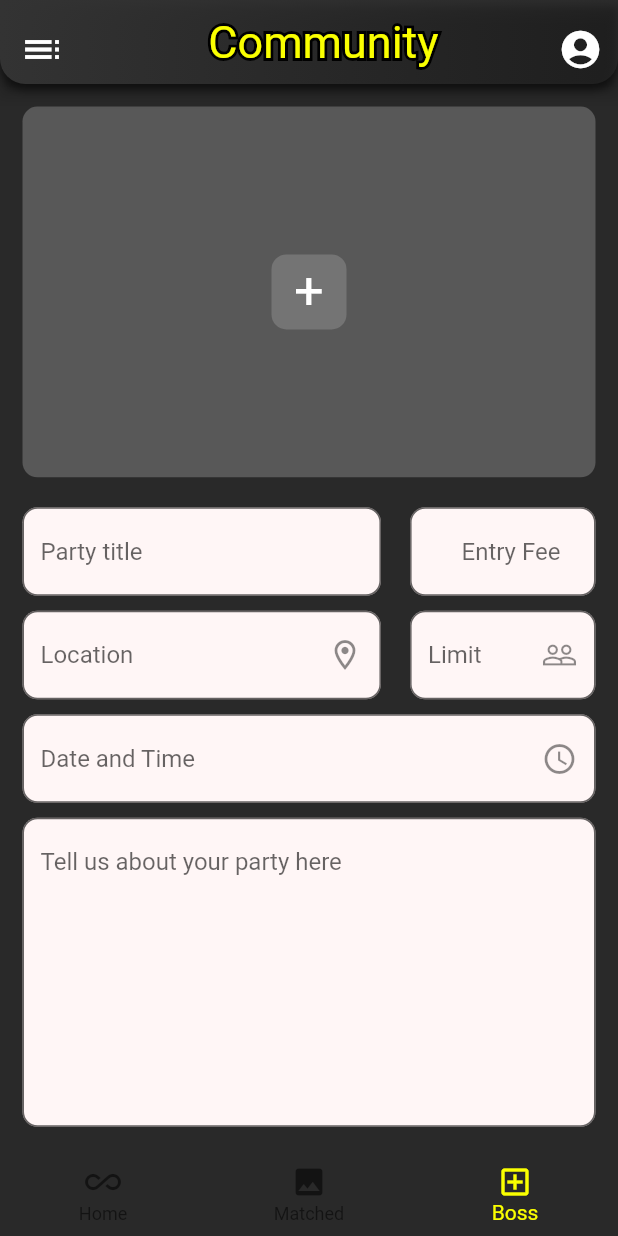
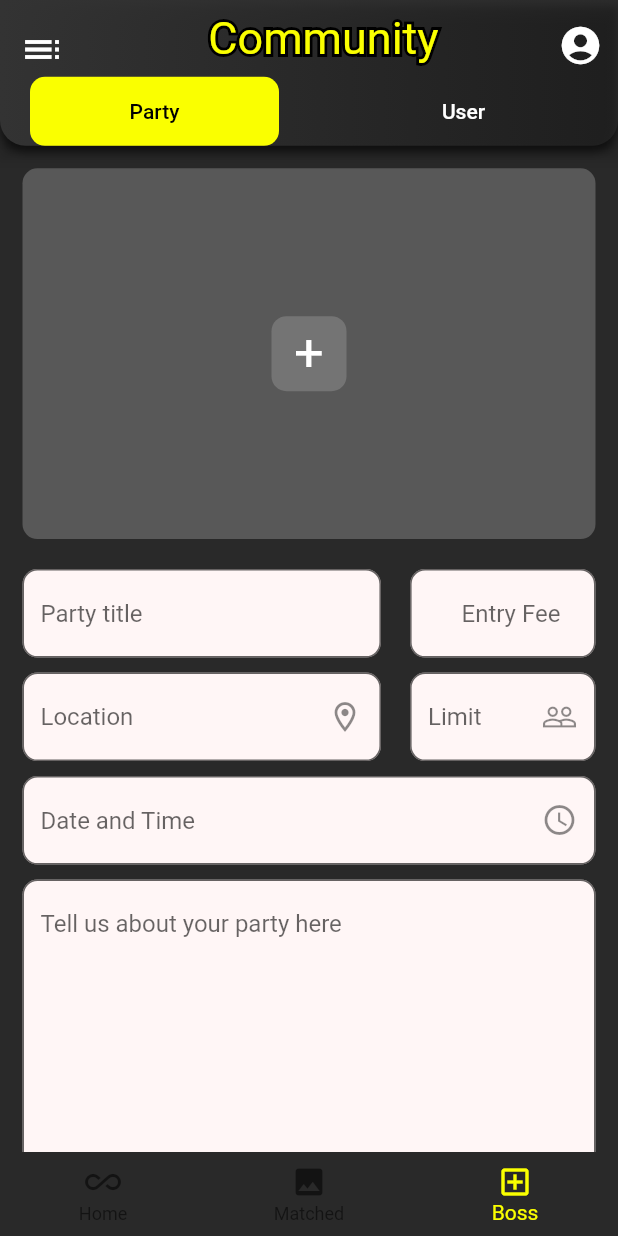
Before and after one commit to Angularsight/communtiy, a Flutter app: the BottomNavigationPage screen opened by its route, item 3 of the bottom bar chosen, on a phone screen of 412 x 824 dp. Run offline on Flutter 3.47's test engine with Material 2 defaults, Android fonts, the phone set to English and light mode, and no system bars; our stand-ins replace accordion, animated_text_kit, carousel_slider, cloud_firestore, dotted_line, firebase_core and 12 more; missing offline and left inert: razorpay_flutter; accounts and stored records are empty; Roboto replaces fonts that are missing (Rancho).

Commit message:
28/3/22 second push.

```diff
--- a/lib/getx_ui/bottom_nav_page.dart
+++ b/lib/getx_ui/bottom_nav_page.dart
@@ -4,6 +4,7 @@ import 'package:communtiy/controllers/bottom_nav_controller.dart';
 import 'package:communtiy/controllers/firebase_controller.dart';
 import 'package:communtiy/getx_ui/main_screen.dart';
 import 'package:communtiy/getx_ui/party_upload.dart';
+import 'package:communtiy/getx_ui/upload_tab.dart';
 import 'package:communtiy/utils/theme.dart';
 import 'package:flutter/cupertino.dart';
 import 'package:flutter/material.dart';
@@ -29,7 +30,7 @@ class BottomNavigationPage extends StatelessWidget {
             children:  [
               MainScreen(),
               MatchedScreen(),
-              PartyUpload()
+              UploadTab()
             ],
           ),
           bottomNavigationBar: BottomAppBar(
--- a/lib/getx_ui/main_screen.dart
+++ b/lib/getx_ui/main_screen.dart
@@ -494,7 +494,7 @@ class _MainScreenState extends State<MainScreen> {
       },
       child: AnimatedPadding(
         duration: const Duration(milliseconds: 500),
-        padding: EdgeInsets.only(top: paddingTop,right: 30),
+        padding: EdgeInsets.only(top: paddingTop,right: 20),
         child: ClipRRect(
           borderRadius: BorderRadius.circular(20),
           child: Stack(
--- a/lib/getx_ui/matched_screen.dart
+++ b/lib/getx_ui/matched_screen.dart
@@ -22,6 +22,7 @@ class MatchedScreen extends StatelessWidget {
     final w = MediaQuery.of(context).size.width;
     final t = Theme.of(context);
     return Scaffold(
+      resizeToAvoidBottomInset: true,
       extendBodyBehindAppBar: true,
       appBar: buildAppBar(context),
       body: Stack(
--- a/lib/getx_ui/party_details.dart
+++ b/lib/getx_ui/party_details.dart
@@ -162,7 +162,7 @@ class PartyDetails2 extends StatelessWidget {
                                     mainAxisAlignment: MainAxisAlignment.spaceBetween,
                                     children: [
                                       Text("Date : ${controller.parties[index!].date}",style: t.textTheme.headline3,),
-                                      Text("Time : ${controller.parties[index!].time} pm",style: t.textTheme.headline3,),
+                                      Text("Time : ${controller.parties[index!].time}",style: t.textTheme.headline3,),
                                     ],
                                   ),
                                 ),
@@ -462,11 +462,16 @@ class PartyDetails2 extends StatelessWidget {
                     color: Colors.white,
                     fontWeight: FontWeight.bold
                 ) ,),
-                Text("Playing : ${party.playing![0]}, ${party.playing![1]}, ${party.playing![2]} ",style: GoogleFonts.poppins(
+                Text("Playing : ${party.playing![0]} ",style: GoogleFonts.poppins(
                     fontSize: 12,
                     color: Colors.white,
                     fontWeight: FontWeight.normal
                 ))
+                // Text("Playing : ${party.playing![0]}, ${party.playing![1]}, ${party.playing![2]} ",style: GoogleFonts.poppins(
+                //     fontSize: 12,
+                //     color: Colors.white,
+                //     fontWeight: FontWeight.normal
+                // ))
               ],
             ),
           )
--- a/lib/getx_ui/party_upload.dart
+++ b/lib/getx_ui/party_upload.dart
@@ -150,7 +150,9 @@ class _PartyUploadState extends State<PartyUpload> {
     print("djUrlListtttttttttttt :$djUrlList");
     activitiesList.add(activityNameController.text+','+activityDescriptionController.text);
     print('activitesList : $activitiesList');
-    _uploadDataToFirebase();
+    final playingSongs = playing[0].split(',');
+    print('playingSongsssssssssssss $playingSongs');
+    _uploadDataToFirebase(playingSongs);
 
     // FirebaseFirestore.instance.collection('PartyDetails').doc().set({
     //   'partyName':partyName,
@@ -167,7 +169,8 @@ class _PartyUploadState extends State<PartyUpload> {
     // });
   }
 
-  void _uploadDataToFirebase() {
+  void _uploadDataToFirebase(List<String> playingSongs) {
+
     FirebaseFirestore.instance.collection('PartyDetails').doc().set({
         'partyName':partyName,
         'partyId':"#mvpis",
@@ -182,7 +185,7 @@ class _PartyUploadState extends State<PartyUpload> {
         'images':urlList,
         'specialAppearance':specialAppearance,
         'djName':djName,
-        'playing':playing,
+        'playing':playingSongs,
         'djPhoto':djUrlList[0].toString(),
         'activities':activitiesList
     });
@@ -232,7 +235,7 @@ class _PartyUploadState extends State<PartyUpload> {
     final t = Theme.of(context);
     return Scaffold(
       resizeToAvoidBottomInset: false,
-      appBar: buildAppBar(context),
+      // appBar: buildAppBar(context),
       body: Stack(
         children: [
           SingleChildScrollView(
@@ -638,11 +641,16 @@ class _PartyUploadState extends State<PartyUpload> {
                               djPlaying.clear();
                               activityDescriptionController.clear();
                               activityNameController.clear();
+                              guestLimitController.clear();
                               imageList.clear();
+
                               setState(() {
                                 pickedImageBool = false;
                                 djPickedImageBool = false;
                                 urlList.clear();
+                                activities.clear();
+                                djUrlList.clear();
+                                djPhoto.clear();
                               });
                             },
                             child: Container(
--- /dev/null
+++ b/lib/getx_ui/upload_tab.dart
@@ -0,0 +1,141 @@
+
+
+import 'package:communtiy/getx_ui/party_upload.dart';
+import 'package:communtiy/getx_ui/user_upload.dart';
+import 'package:flutter/material.dart';
+import 'package:get/get.dart';
+
+import '../utils/icons.dart';
+import '../utils/theme.dart';
+
+class UploadTab extends StatefulWidget{
+   UploadTab({Key? key}) : super(key: key);
+
+  @override
+  State<UploadTab> createState() => _UploadTabState();
+}
+
+class _UploadTabState extends State<UploadTab> with TickerProviderStateMixin{
+
+  late TabController _tabController;
+
+  @override
+  void initState() {
+    // TODO: implement initState
+    super.initState();
+    _tabController = TabController(length: 2, vsync: this);
+  }
+
+  @override
+  Widget build(BuildContext context) {
+    return Scaffold(
+      appBar: buildAppBar(context),
+      body: TabBarView(
+          controller: _tabController,
+          children: [
+            PartyUpload(),
+            const UserUpload(),
+          ]),
+    );
+  }
+
+  AppBar buildAppBar(BuildContext context) {
+    final h = MediaQuery.of(context).size.height;
+    return AppBar(
+      backgroundColor: Colors.transparent,
+      flexibleSpace: Container(
+        decoration: BoxDecoration(
+            gradient: Themes.appBarGradient,
+            borderRadius: const BorderRadius.only(
+                bottomRight: Radius.circular(17),
+                bottomLeft: Radius.circular(17)),
+            boxShadow: [
+              BoxShadow(
+                  color: Colors.black.withOpacity(0.5),
+                  offset: const Offset(0, 4),
+                  blurRadius: 4,
+                  spreadRadius: 0)
+            ]),
+      ),
+      title: Padding(
+        padding: EdgeInsets.only(left: Get.width * 0.15),
+        child: Row(
+          mainAxisAlignment: MainAxisAlignment.start,
+          children: [
+            Padding(
+              padding: const EdgeInsets.all(5.0),
+              child: Stack(
+                children: [
+                  Text(
+                    "Community",
+                    style: Theme.of(context).textTheme.caption!.copyWith(
+                        foreground: Paint()
+                          ..style = PaintingStyle.stroke
+                          ..strokeWidth = 4
+                          ..color = Colors.black),
+                  ),
+                  Text(
+                    "Community",
+                    style: Theme.of(context)
+                        .textTheme
+                        .caption!
+                        .copyWith(color: Theme.of(context).primaryColor),
+                  ),
+                ],
+              ),
+            ),
+          ],
+        ),
+      ),
+      leading: Builder(
+        builder: (BuildContext context) {
+          return Padding(
+            padding: const EdgeInsets.only(bottom: 20.0, top: 10),
+            child: IconButton(
+              icon: Icon(
+                CustomIcons.hamburger,
+                size: 30,
+              ),
+              onPressed: () {
+                return Scaffold.of(context).openDrawer();
+              },
+            ),
+          );
+        },
+      ),
+      actions: [
+        Padding(
+          padding: const EdgeInsets.only(top: 10.0, right: 10),
+          child: InkWell(
+            splashColor: Colors.red,
+            onTap: () {},
+            child: const Icon(
+              Icons.account_circle,
+              size: 30,
+            ),
+          ),
+        ),
+      ],
+      bottom: PreferredSize(
+        preferredSize: Size(double.infinity, h*0.05),
+        child: TabBar(
+          labelColor: Colors.black,
+          unselectedLabelColor: Colors.white,
+          indicatorPadding: EdgeInsets.symmetric(horizontal: 20),
+          indicatorWeight: 0,
+          indicator: BoxDecoration(
+            borderRadius: BorderRadius.circular(10),
+            color: Theme.of(context).primaryColor
+          ),
+          indicatorSize: TabBarIndicatorSize.tab,
+          controller: _tabController,
+            tabs: const [
+              Tab(text: "Party",),
+              Tab(text: "User",)
+            ]
+        ),
+
+      ),
+    );
+  }
+}
--- /dev/null
+++ b/lib/getx_ui/user_upload.dart
@@ -0,0 +1,19 @@
+
+import 'package:flutter/cupertino.dart';
+import 'package:flutter/material.dart';
+
+class UserUpload extends StatefulWidget {
+  const UserUpload({Key? key}) : super(key: key);
+
+  @override
+  _UserUploadState createState() => _UserUploadState();
+}
+
+class _UserUploadState extends State<UserUpload> {
+  @override
+  Widget build(BuildContext context) {
+    return const Scaffold(
+      body: Center(child: Text("User Upload"),),
+    );
+  }
+}
```
